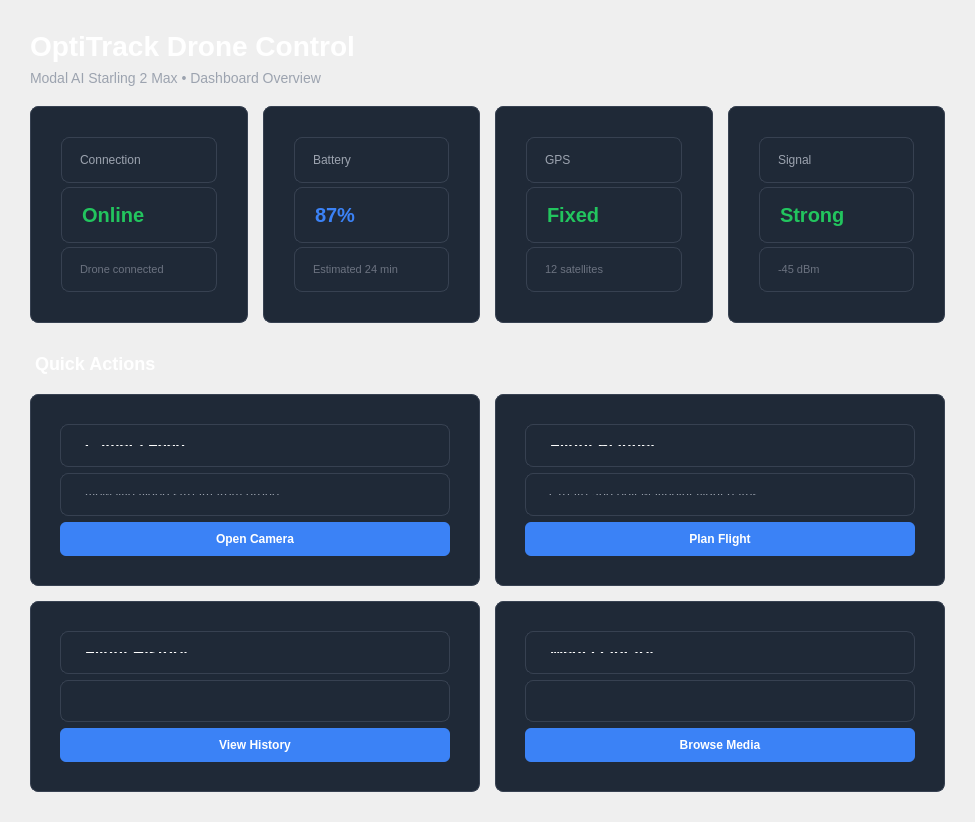
Old version of the form qt-drone-ui/src/widgets/dashboardwidget.ui in the repository OptiTrack/Drone-Calibration.
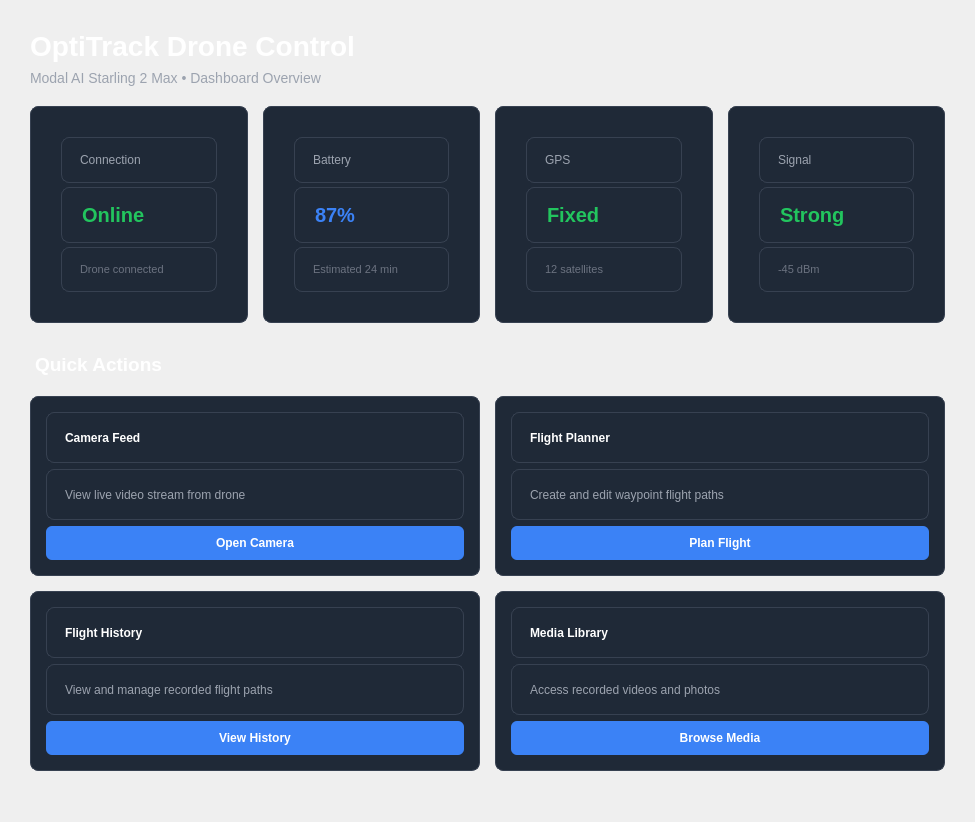
New version of the form.

Commit message: Fix: Implemented dynamic font scaling for Quick Actions and optimized build script

What changed in the file:
```diff
--- a/qt-drone-ui/src/widgets/dashboardwidget.ui
+++ b/qt-drone-ui/src/widgets/dashboardwidget.ui
@@ -10,12 +10,6 @@
     <height>822</height>
    </rect>
   </property>
-  <property name="minimumSize">
-   <size>
-    <width>800</width>
-    <height>600</height>
-   </size>
-  </property>
   <property name="windowTitle">
    <string>Dashboard</string>
   </property>
@@ -411,7 +405,7 @@
      <property name="styleSheet">
       <string notr="true">QLabel { 
    color: #ffffff; 
-   font-size: 18px; 
+   font-size: 14pt; 
    font-weight: bold; 
    background: transparent; 
    margin-top: 10px; 
@@ -432,7 +426,7 @@
        <property name="minimumSize">
         <size>
          <width>250</width>
-         <height>160</height>
+         <height>180</height>
         </size>
        </property>
        <property name="styleSheet">
@@ -440,7 +434,8 @@
    background-color: #1f2937; 
    border: 1px solid #374151; 
    border-radius: 8px; 
-   padding: 20px; 
+   border-radius: 8px; 
+   padding: 15px; 
 }
 QFrame:hover { 
    background-color: #374151; 
@@ -451,10 +446,22 @@
         <enum>QFrame::Shape::StyledPanel</enum>
        </property>
        <layout class="QVBoxLayout" name="cameraCardLayout">
+        <property name="leftMargin">
+         <number>0</number>
+        </property>
+        <property name="topMargin">
+         <number>0</number>
+        </property>
+        <property name="rightMargin">
+         <number>0</number>
+        </property>
+        <property name="bottomMargin">
+         <number>0</number>
+        </property>
         <item>
          <widget class="QLabel" name="cameraCardTitle">
           <property name="styleSheet">
-           <string notr="true">QLabel { color: #ffffff; font-size: 16px; font-weight: bold; }</string>
+           <string notr="true">QLabel { color: #ffffff; font-weight: bold; }</string>
           </property>
           <property name="text">
            <string>Camera Feed</string>
@@ -467,7 +474,7 @@
         <item>
          <widget class="QLabel" name="cameraCardDescription">
           <property name="styleSheet">
-           <string notr="true">QLabel { color: #9ca3af; font-size: 13px; }</string>
+           <string notr="true">QLabel { color: #9ca3af; }</string>
           </property>
           <property name="text">
            <string>View live video stream from drone</string>
@@ -477,19 +484,6 @@
           </property>
          </widget>
         </item>
-        <item>
-         <spacer name="cameraCardSpacer">
-          <property name="orientation">
-           <enum>Qt::Orientation::Vertical</enum>
-          </property>
-          <property name="sizeHint" stdset="0">
-           <size>
-            <width>20</width>
-            <height>40</height>
-           </size>
-          </property>
-         </spacer>
-        </item>
         <item>
          <widget class="QPushButton" name="cameraButton">
           <property name="styleSheet">
@@ -509,7 +503,7 @@
        <property name="minimumSize">
         <size>
          <width>250</width>
-         <height>160</height>
+         <height>180</height>
         </size>
        </property>
        <property name="styleSheet">
@@ -517,7 +511,7 @@
    background-color: #1f2937; 
    border: 1px solid #374151; 
    border-radius: 8px; 
-   padding: 20px; 
+   padding: 15px; 
 }
 QFrame:hover { 
    background-color: #374151; 
@@ -528,10 +522,22 @@
         <enum>QFrame::Shape::StyledPanel</enum>
        </property>
        <layout class="QVBoxLayout" name="plannerCardLayout">
+        <property name="leftMargin">
+         <number>0</number>
+        </property>
+        <property name="topMargin">
+         <number>0</number>
+        </property>
+        <property name="rightMargin">
+         <number>0</number>
+        </property>
+        <property name="bottomMargin">
+         <number>0</number>
+        </property>
         <item>
          <widget class="QLabel" name="plannerCardTitle">
           <property name="styleSheet">
-           <string notr="true">QLabel { color: #ffffff; font-size: 16px; font-weight: bold; }</string>
+           <string notr="true">QLabel { color: #ffffff; font-weight: bold; }</string>
           </property>
           <property name="text">
            <string>Flight Planner</string>
@@ -544,7 +550,7 @@
         <item>
          <widget class="QLabel" name="plannerCardDescription">
           <property name="styleSheet">
-           <string notr="true">QLabel { color: #9ca3af; font-size: 13px; }</string>
+           <string notr="true">QLabel { color: #9ca3af; }</string>
           </property>
           <property name="text">
            <string>Create and edit waypoint flight paths</string>
@@ -554,19 +560,6 @@
           </property>
          </widget>
         </item>
-        <item>
-         <spacer name="plannerCardSpacer">
-          <property name="orientation">
-           <enum>Qt::Orientation::Vertical</enum>
-          </property>
-          <property name="sizeHint" stdset="0">
-           <size>
-            <width>20</width>
-            <height>40</height>
-           </size>
-          </property>
-         </spacer>
-        </item>
         <item>
          <widget class="QPushButton" name="plannerButton">
           <property name="styleSheet">
@@ -586,7 +579,7 @@
        <property name="minimumSize">
         <size>
          <width>250</width>
-         <height>160</height>
+         <height>180</height>
         </size>
        </property>
        <property name="styleSheet">
@@ -594,7 +587,7 @@
    background-color: #1f2937; 
    border: 1px solid #374151; 
    border-radius: 8px; 
-   padding: 20px; 
+   padding: 15px; 
 }
 QFrame:hover { 
    background-color: #374151; 
@@ -605,10 +598,22 @@
         <enum>QFrame::Shape::StyledPanel</enum>
        </property>
        <layout class="QVBoxLayout" name="historyCardLayout">
+        <property name="leftMargin">
+         <number>0</number>
+        </property>
+        <property name="topMargin">
+         <number>0</number>
+        </property>
+        <property name="rightMargin">
+         <number>0</number>
+        </property>
+        <property name="bottomMargin">
+         <number>0</number>
+        </property>
         <item>
          <widget class="QLabel" name="historyCardTitle">
           <property name="styleSheet">
-           <string notr="true">QLabel { color: #ffffff; font-size: 16px; font-weight: bold; }</string>
+           <string notr="true">QLabel { color: #ffffff; font-weight: bold; }</string>
           </property>
           <property name="text">
            <string>Flight History</string>
@@ -621,7 +626,7 @@
         <item>
          <widget class="QLabel" name="historyCardDescription">
           <property name="styleSheet">
-           <string notr="true">QLabel { color: #9ca3af; font-size: 13px; }</string>
+           <string notr="true">QLabel { color: #9ca3af; }</string>
           </property>
           <property name="text">
            <string>View and manage recorded flight paths</string>
@@ -631,19 +636,6 @@
           </property>
          </widget>
         </item>
-        <item>
-         <spacer name="historyCardSpacer">
-          <property name="orientation">
-           <enum>Qt::Orientation::Vertical</enum>
-          </property>
-          <property name="sizeHint" stdset="0">
-           <size>
-            <width>20</width>
-            <height>40</height>
-           </size>
-          </property>
-         </spacer>
-        </item>
         <item>
          <widget class="QPushButton" name="historyButton">
           <property name="styleSheet">
@@ -663,7 +655,7 @@
        <property name="minimumSize">
         <size>
          <width>250</width>
-         <height>160</height>
+         <height>180</height>
         </size>
        </property>
        <property name="styleSheet">
@@ -671,7 +663,7 @@
    background-color: #1f2937; 
    border: 1px solid #374151; 
    border-radius: 8px; 
-   padding: 20px; 
+   padding: 15px; 
 }
 QFrame:hover { 
    background-color: #374151; 
@@ -682,10 +674,22 @@
         <enum>QFrame::Shape::StyledPanel</enum>
        </property>
        <layout class="QVBoxLayout" name="mediaCardLayout">
+        <property name="leftMargin">
+         <number>0</number>
+        </property>
+        <property name="topMargin">
+         <number>0</number>
+        </property>
+        <property name="rightMargin">
+         <number>0</number>
+        </property>
+        <property name="bottomMargin">
+         <number>0</number>
+        </property>
         <item>
          <widget class="QLabel" name="mediaCardTitle">
           <property name="styleSheet">
-           <string notr="true">QLabel { color: #ffffff; font-size: 16px; font-weight: bold; }</string>
+           <string notr="true">QLabel { color: #ffffff; font-weight: bold; }</string>
           </property>
           <property name="text">
            <string>Media Library</string>
@@ -698,7 +702,7 @@
         <item>
          <widget class="QLabel" name="mediaCardDescription">
           <property name="styleSheet">
-           <string notr="true">QLabel { color: #9ca3af; font-size: 13px; }</string>
+           <string notr="true">QLabel { color: #9ca3af; }</string>
           </property>
           <property name="text">
            <string>Access recorded videos and photos</string>
@@ -708,19 +712,6 @@
           </property>
          </widget>
         </item>
-        <item>
-         <spacer name="mediaCardSpacer">
-          <property name="orientation">
-           <enum>Qt::Orientation::Vertical</enum>
-          </property>
-          <property name="sizeHint" stdset="0">
-           <size>
-            <width>20</width>
-            <height>40</height>
-           </size>
-          </property>
-         </spacer>
-        </item>
         <item>
          <widget class="QPushButton" name="mediaButton">
           <property name="styleSheet">
```
The commit also changes 3 other files.
